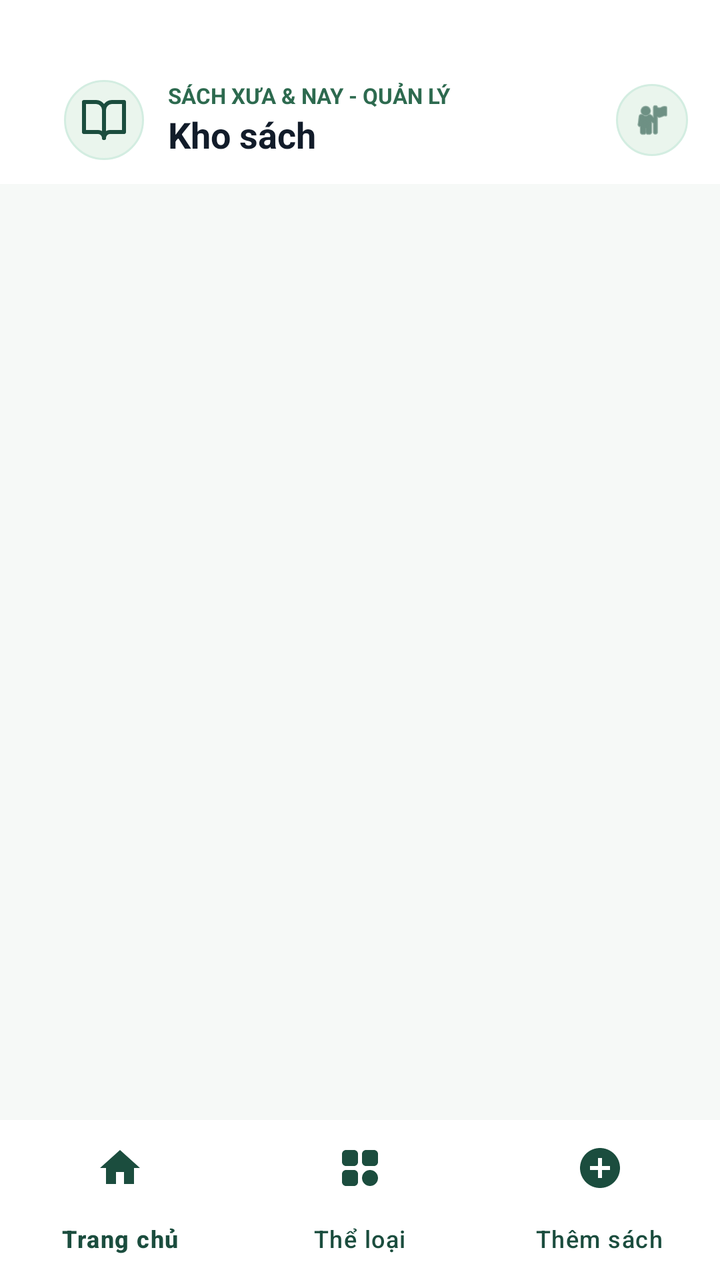
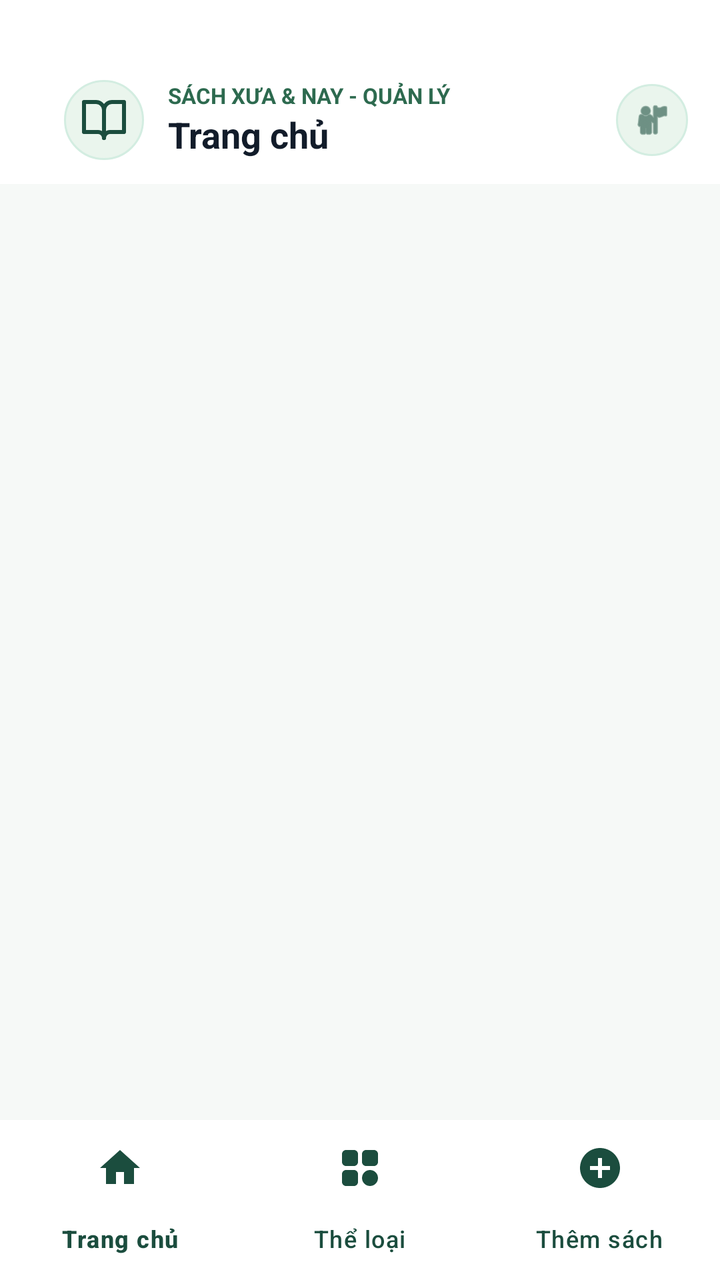

An Android layout rendered at two revisions. The XML below is the earlier revision; the diff shows what the commit changed to produce the second picture.
<!-- AndroidManifest.xml: application theme Theme.Quanlycuahangsachcu -->
<!-- res/layout/activity_main.xml -->
<?xml version="1.0" encoding="utf-8"?>
<androidx.constraintlayout.widget.ConstraintLayout xmlns:android="http://schemas.android.com/apk/res/android"
    xmlns:app="http://schemas.android.com/apk/res-auto"
    xmlns:tools="http://schemas.android.com/tools"
    android:id="@+id/main"
    android:layout_width="match_parent"
    android:layout_height="match_parent"
    android:background="@color/background"
    tools:context=".MainActivity">

    
    <androidx.appcompat.widget.Toolbar
        android:id="@+id/main_toolbar"
        android:layout_width="0dp"
        android:layout_height="wrap_content"
        android:background="@color/surface"
        android:elevation="4dp"
        app:layout_constraintTop_toTopOf="parent"
        app:layout_constraintStart_toStartOf="parent"
        app:layout_constraintEnd_toEndOf="parent">

        <LinearLayout
            android:layout_width="match_parent"
            android:layout_height="wrap_content"
            android:baselineAligned="false"
            android:gravity="center_vertical"
            android:orientation="horizontal"
            android:paddingStart="16dp"
            android:paddingEnd="16dp"
            android:paddingTop="40dp"
            android:paddingBottom="12dp">

            <ImageView
                android:layout_width="40dp"
                android:layout_height="40dp"
                android:background="@drawable/bg_header_icon"
                android:contentDescription="Logo"
                android:padding="8dp"
                android:src="@drawable/ic_book_open" />

            <LinearLayout
                android:layout_width="0dp"
                android:layout_height="wrap_content"
                android:layout_marginStart="12dp"
                android:layout_weight="1"
                android:orientation="vertical">

                <TextView
                    android:layout_width="wrap_content"
                    android:layout_height="wrap_content"
                    android:text="SÁCH XƯA &amp; NAY - QUẢN LÝ"
                    android:textColor="@color/secondary"
                    android:textSize="11sp"
                    android:textStyle="bold" />

                <TextView
                    android:id="@+id/txtScreenTitle"
                    android:layout_width="wrap_content"
                    android:layout_height="wrap_content"
                    android:text="Kho sách"
                    android:textColor="@color/on_surface"
                    android:textSize="18sp"
                    android:textStyle="bold" />
            </LinearLayout>

            <ImageView
                android:layout_width="36dp"
                android:layout_height="36dp"
                android:background="@drawable/bg_header_icon"
                android:contentDescription="Profile"
                android:padding="8dp"
                android:src="@android:drawable/ic_menu_myplaces"
                app:tint="@color/primary" />
        </LinearLayout>
    </androidx.appcompat.widget.Toolbar>

    
    <FrameLayout
        android:id="@+id/fragment_container"
        android:layout_width="0dp"
        android:layout_height="0dp"
        app:layout_constraintTop_toBottomOf="@id/main_toolbar"
        app:layout_constraintBottom_toTopOf="@id/bottom_navigation"
        app:layout_constraintStart_toStartOf="parent"
        app:layout_constraintEnd_toEndOf="parent" />

    
    <com.google.android.material.bottomnavigation.BottomNavigationView
        android:id="@+id/bottom_navigation"
        android:layout_width="0dp"
        android:layout_height="wrap_content"
        android:background="@color/surface"
        android:elevation="8dp"
        app:itemIconTint="@color/primary"
        app:itemTextColor="@color/primary"
        app:labelVisibilityMode="labeled"
        app:itemActiveIndicatorStyle="@style/Widget.App.BottomNavActiveIndicator"
        app:menu="@menu/bottom_nav_menu"
        app:layout_constraintBottom_toBottomOf="parent"
        app:layout_constraintStart_toStartOf="parent"
        app:layout_constraintEnd_toEndOf="parent" />

</androidx.constraintlayout.widget.ConstraintLayout>
<!-- resources referenced by this layout -->
<resources>
  <color name="background">#F6F9F7</color>
  <color name="on_surface">#121C2A</color>
  <color name="primary">#1B4D3E</color>
  <color name="secondary">#2D6A4F</color>
  <color name="surface">#FFFFFF</color>
  <!-- drawable bg_header_icon (drawable) -->
  <?xml version="1.0" encoding="utf-8"?>
  <shape xmlns:android="http://schemas.android.com/apk/res/android"
      android:shape="oval">
      <solid android:color="#EAF5ED" />
      <stroke android:width="1dp" android:color="#D3EDE1" />
  </shape>
  <!-- drawable ic_book_open (drawable) -->
  <vector xmlns:android="http://schemas.android.com/apk/res/android"
      android:width="24dp"
      android:height="24dp"
      android:viewportWidth="24"
      android:viewportHeight="24">
      <path
          android:strokeColor="#1B4D3E"
          android:strokeWidth="2"
          android:strokeLineCap="round"
          android:strokeLineJoin="round"
          android:pathData="M2,3h6a4,4 0 0,1 4,4v14a3,3 0 0,0 -3,-3H2z"/>
      <path
          android:strokeColor="#1B4D3E"
          android:strokeWidth="2"
          android:strokeLineCap="round"
          android:strokeLineJoin="round"
          android:pathData="M22,3h-6a4,4 0 0,0 -4,4v14a3,3 0 0,1 3,-3h7z"/>
  </vector>
  <style name="Widget.App.BottomNavActiveIndicator" parent="Widget.Material3.BottomNavigationView.ActiveIndicator">
          <item name="android:color">#EAF5ED</item>
          <item name="shapeAppearance">@style/ShapeAppearance.App.BottomNavIndicator</item>
      </style>
  <style name="Theme.Quanlycuahangsachcu" parent="Base.Theme.Quanlycuahangsachcu" />
  <style name="ShapeAppearance.App.BottomNavIndicator" parent="">
          <item name="cornerFamily">rounded</item>
          <item name="cornerSize">16dp</item>
      </style>
  <style name="Base.Theme.Quanlycuahangsachcu" parent="Theme.Material3.DayNight.NoActionBar">
          
          
      </style>
</resources>

<!-- the commit's change to res/layout/activity_main.xml (unified diff, before → after) -->
@@ -57,7 +57,7 @@
                     android:id="@+id/txtScreenTitle"
                     android:layout_width="wrap_content"
                     android:layout_height="wrap_content"
-                    android:text="Kho sách"
+                    android:text="Trang chủ"
                     android:textColor="@color/on_surface"
                     android:textSize="18sp"
                     android:textStyle="bold" />
